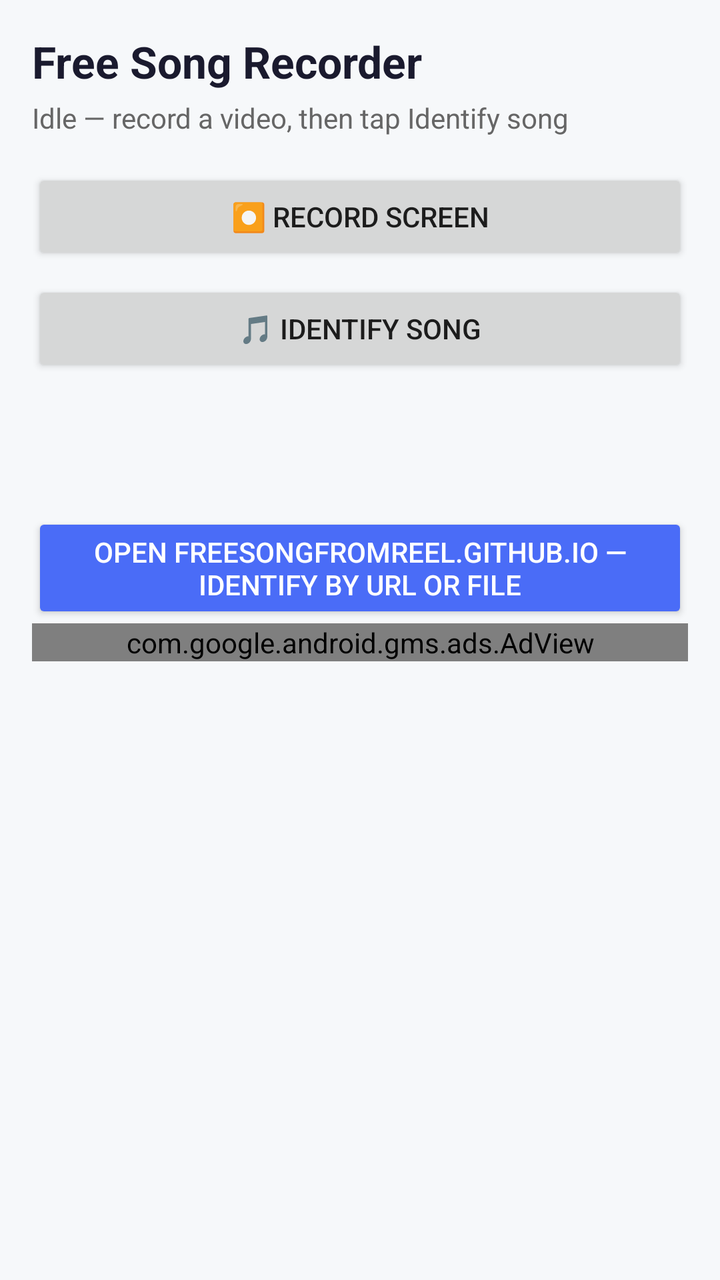
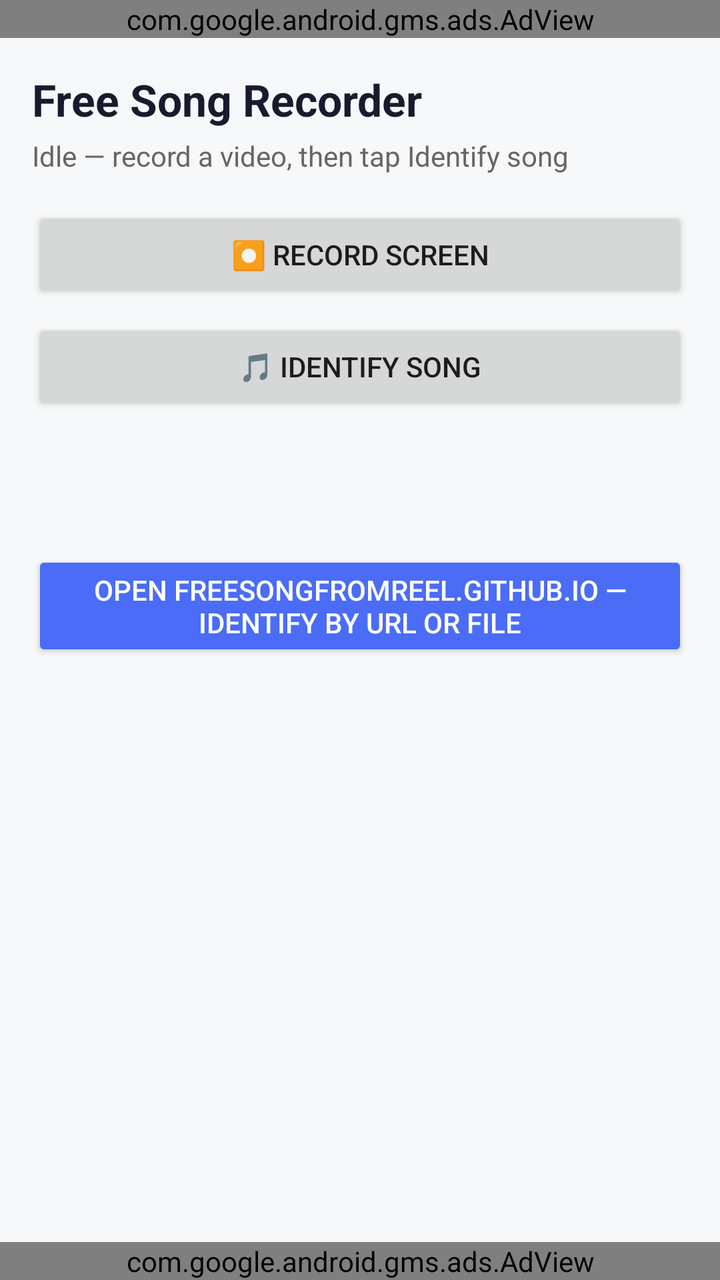

The first picture is an Android layout as it rendered before a commit; the second is the same layout after the commit. The layout source and the unified diff follow.
<!-- AndroidManifest.xml: application theme Theme.FreeSongRecorder -->
<!-- res/layout/activity_main.xml -->
<?xml version="1.0" encoding="utf-8"?>
<LinearLayout xmlns:android="http://schemas.android.com/apk/res/android"
    xmlns:ads="http://schemas.android.com/apk/res-auto"
    android:layout_width="match_parent"
    android:layout_height="match_parent"
    android:orientation="vertical"
    android:padding="16dp"
    android:background="#f6f8fa">

    <TextView
        android:layout_width="wrap_content"
        android:layout_height="wrap_content"
        android:text="@string/app_name"
        android:textSize="22sp"
        android:textStyle="bold"
        android:textColor="#1a1a2e"
        android:layout_marginBottom="4dp" />

    <TextView
        android:id="@+id/status"
        android:layout_width="wrap_content"
        android:layout_height="wrap_content"
        android:text="@string/idle"
        android:textColor="#666"
        android:layout_marginBottom="16dp" />

    <Button
        android:id="@+id/recordBtn"
        android:layout_width="match_parent"
        android:layout_height="wrap_content"
        android:text="@string/record" />

    <Button
        android:id="@+id/identifyBtn"
        android:layout_width="match_parent"
        android:layout_height="wrap_content"
        android:text="@string/identify"
        android:layout_marginTop="8dp" />

    <TextView
        android:id="@+id/result"
        android:layout_width="match_parent"
        android:layout_height="wrap_content"
        android:textSize="16sp"
        android:textColor="#1a1a2e"
        android:layout_marginTop="12dp"
        android:minHeight="48dp" />

    <Button
        android:id="@+id/siteBtn"
        android:layout_width="wrap_content"
        android:layout_height="wrap_content"
        android:text="@string/open_site"
        android:backgroundTint="#4a6cf7"
        android:layout_marginTop="8dp"
        style="@style/Widget.AppCompat.Button.Colored" />

    
    <com.google.android.gms.ads.AdView
        android:id="@+id/banner"
        android:layout_width="match_parent"
        android:layout_height="wrap_content"
        android:layout_gravity="bottom"
        ads:adSize="BANNER"
        ads:adUnitId="ca-app-pub-3940256099942544/6300978111" />
</LinearLayout>
<!-- resources referenced by this layout -->
<resources>
  <string name="app_name">Free Song Recorder</string>
  <string name="identify">🎵 Identify song</string>
  <string name="idle">Idle — record a video, then tap Identify song</string>
  <string name="open_site">Open freesongfromreel.github.io — identify by URL or file</string>
  <string name="record">⏺ Record screen</string>
  <style name="Theme.FreeSongRecorder" parent="Theme.MaterialComponents.DayNight.NoActionBar">
          <item name="colorPrimary">@color/primary</item>
          <item name="colorPrimaryDark">@color/primary_dark</item>
          <item name="colorAccent">@color/accent</item>
      </style>
  <color name="primary">#4a6cf7</color>
  <color name="primary_dark">#16213e</color>
  <color name="accent">#8fa8ff</color>
</resources>

<!-- the commit's change to res/layout/activity_main.xml (unified diff, before → after) -->
@@ -4,56 +4,95 @@
     android:layout_width="match_parent"
     android:layout_height="match_parent"
     android:orientation="vertical"
-    android:padding="16dp"
     android:background="#f6f8fa">
 
-    <TextView
-        android:layout_width="wrap_content"
-        android:layout_height="wrap_content"
-        android:text="@string/app_name"
-        android:textSize="22sp"
-        android:textStyle="bold"
-        android:textColor="#1a1a2e"
-        android:layout_marginBottom="4dp" />
-
-    <TextView
-        android:id="@+id/status"
-        android:layout_width="wrap_content"
-        android:layout_height="wrap_content"
-        android:text="@string/idle"
-        android:textColor="#666"
-        android:layout_marginBottom="16dp" />
-
-    <Button
-        android:id="@+id/recordBtn"
+    
+    <com.google.android.gms.ads.AdView
+        android:id="@+id/bannerTop"
         android:layout_width="match_parent"
         android:layout_height="wrap_content"
-        android:text="@string/record" />
+        ads:adSize="BANNER"
+        ads:adUnitId="ca-app-pub-3940256099942544/6300978111" />
 
-    <Button
-        android:id="@+id/identifyBtn"
+    <LinearLayout
+        android:id="@+id/content"
         android:layout_width="match_parent"
-        android:layout_height="wrap_content"
-        android:text="@string/identify"
-        android:layout_marginTop="8dp" />
+        android:layout_height="0dp"
+        android:layout_weight="1"
+        android:orientation="vertical"
+        android:padding="16dp">
 
-    <TextView
-        android:id="@+id/result"
-        android:layout_width="match_parent"
-        android:layout_height="wrap_content"
-        android:textSize="16sp"
-        android:textColor="#1a1a2e"
-        android:layout_marginTop="12dp"
-        android:minHeight="48dp" />
+        <TextView
+            android:layout_width="wrap_content"
+            android:layout_height="wrap_content"
+            android:text="@string/app_name"
+            android:textSize="22sp"
+            android:textStyle="bold"
+            android:textColor="#1a1a2e"
+            android:layout_marginBottom="4dp" />
 
-    <Button
-        android:id="@+id/siteBtn"
-        android:layout_width="wrap_content"
-        android:layout_height="wrap_content"
-        android:text="@string/open_site"
-        android:backgroundTint="#4a6cf7"
-        android:layout_marginTop="8dp"
-        style="@style/Widget.AppCompat.Button.Colored" />
+        <TextView
+            android:id="@+id/status"
+            android:layout_width="wrap_content"
+            android:layout_height="wrap_content"
+            android:text="@string/idle"
+            android:textColor="#666"
+            android:layout_marginBottom="16dp" />
+
+        <Button
+            android:id="@+id/recordBtn"
+            android:layout_width="match_parent"
+            android:layout_height="wrap_content"
+            android:text="@string/record" />
+
+        <Button
+            android:id="@+id/identifyBtn"
+            android:layout_width="match_parent"
+            android:layout_height="wrap_content"
+            android:text="@string/identify"
+            android:layout_marginTop="8dp" />
+
+        <TextView
+            android:id="@+id/result"
+            android:layout_width="match_parent"
+            android:layout_height="wrap_content"
+            android:textSize="16sp"
+            android:textColor="#1a1a2e"
+            android:layout_marginTop="12dp"
+            android:minHeight="48dp" />
+
+        <Button
+            android:id="@+id/siteBtn"
+            android:layout_width="wrap_content"
+            android:layout_height="wrap_content"
+            android:text="@string/open_site"
+            android:backgroundTint="#4a6cf7"
+            android:layout_marginTop="8dp"
+            style="@style/Widget.AppCompat.Button.Colored" />
+
+        
+        <LinearLayout
+            android:id="@+id/loadingOverlay"
+            android:layout_width="match_parent"
+            android:layout_height="wrap_content"
+            android:orientation="vertical"
+            android:gravity="center"
+            android:visibility="gone"
+            android:layout_marginTop="24dp">
+
+            <ProgressBar
+                android:layout_width="wrap_content"
+                android:layout_height="wrap_content" />
+
+            <TextView
+                android:layout_width="wrap_content"
+                android:layout_height="wrap_content"
+                android:text="@string/finalizing"
+                android:textSize="16sp"
+                android:textColor="#1a1a2e"
+                android:layout_marginTop="12dp" />
+        </LinearLayout>
+    </LinearLayout>
 
     
     <com.google.android.gms.ads.AdView
<!-- resource entries referenced after the edit -->
@@ -1,6 +1,7 @@
 <!-- resources referenced by this layout -->
 <resources>
   <string name="app_name">Free Song Recorder</string>
+  <string name="finalizing">Mixing audio + video…</string>
   <string name="identify">🎵 Identify song</string>
   <string name="idle">Idle — record a video, then tap Identify song</string>
   <string name="open_site">Open freesongfromreel.github.io — identify by URL or file</string>
